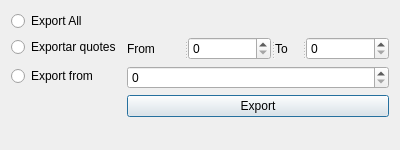
Old version of the form exportdialog.ui in the repository lucianodato/JI-quotes.
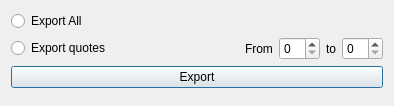
New version of the form.

Commit message: UI detailing and added toolbar to simplify a bit. Added close event for MainWindow

Diff of the .ui file:
```diff
--- a/exportdialog.ui
+++ b/exportdialog.ui
@@ -6,8 +6,8 @@
    <rect>
     <x>0</x>
     <y>0</y>
-    <width>400</width>
-    <height>150</height>
+    <width>394</width>
+    <height>106</height>
    </rect>
   </property>
   <property name="windowTitle">
@@ -21,48 +21,52 @@
      </property>
     </widget>
    </item>
-   <item row="2" column="0">
-    <widget class="QRadioButton" name="radioButton_2">
-     <property name="text">
-      <string>Exportar quotes</string>
-     </property>
-    </widget>
-   </item>
-   <item row="2" column="1">
+   <item row="1" column="0" colspan="2">
     <layout class="QHBoxLayout" name="horizontalLayout">
      <item>
-      <widget class="QSplitter" name="splitter">
+      <widget class="QRadioButton" name="radioButton_2">
+       <property name="text">
+        <string>Export quotes</string>
+       </property>
+      </widget>
+     </item>
+     <item>
+      <spacer name="horizontalSpacer">
        <property name="orientation">
         <enum>Qt::Horizontal</enum>
        </property>
+       <property name="sizeHint" stdset="0">
+        <size>
+         <width>40</width>
+         <height>20</height>
+        </size>
+       </property>
+      </spacer>
+     </item>
+     <item>
        <widget class="QLabel" name="label">
         <property name="text">
          <string>From</string>
         </property>
        </widget>
+     </item>
+     <item>
        <widget class="QSpinBox" name="spinBox"/>
+     </item>
+     <item>
        <widget class="QLabel" name="label_2">
         <property name="text">
-         <string>To</string>
-        </property>
-       </widget>
+        <string>to</string>
+       </property>
+      </widget>
+     </item>
+     <item>
        <widget class="QSpinBox" name="spinBox_2"/>
-      </widget>
      </item>
     </layout>
    </item>
-   <item row="4" column="0">
-    <widget class="QRadioButton" name="radioButton_3">
-     <property name="text">
-      <string>Export from</string>
-     </property>
-    </widget>
-   </item>
-   <item row="4" column="1">
-    <widget class="QSpinBox" name="spinBox_3"/>
-   </item>
-   <item row="5" column="1">
-    <widget class="QPushButton" name="pushButton">
+   <item row="2" column="0" colspan="2">
+    <widget class="QPushButton" name="ExportQuotes">
      <property name="text">
       <string>Export</string>
      </property>
```
Left out of the diff: 4 changed lines with no effect on the pictures. Lines whose indentation alone changed are shown as unchanged. The commit also changes 4 other files.
